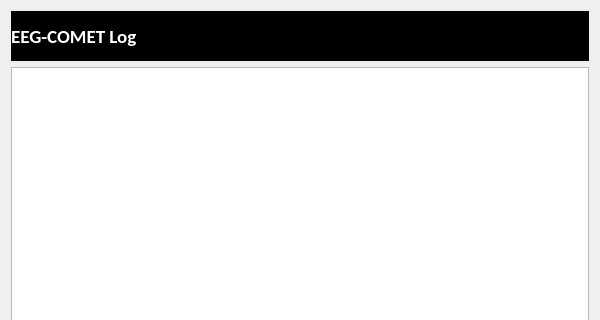
eeg-comet/eeg-comet, file EEG_COMET/ui/LogWindow.ui: the form before one commit; both pictures show x 0 to 600 and y 0 to 320 of the 600 by 600 pixel window.
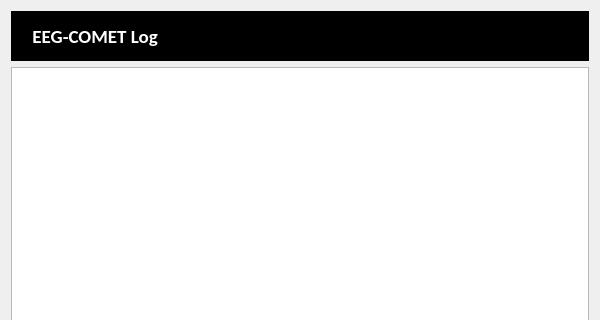
The form after the commit.

```diff
--- a/EEG_COMET/ui/LogWindow.ui
+++ b/EEG_COMET/ui/LogWindow.ui
@@ -55,7 +55,7 @@
 background-color: rgb(0, 0, 0);</string>
        </property>
        <property name="text">
-        <string>EEG-COMET Log</string>
+        <string>     EEG-COMET Log</string>
        </property>
       </widget>
      </item>
```
